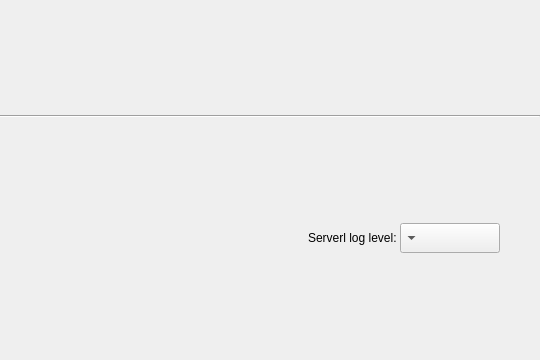
Old version of the form PlusApp/PlusServerLauncher/PlusServerLauncherMainWindow.ui in the repository PlusToolkit/PlusApp.
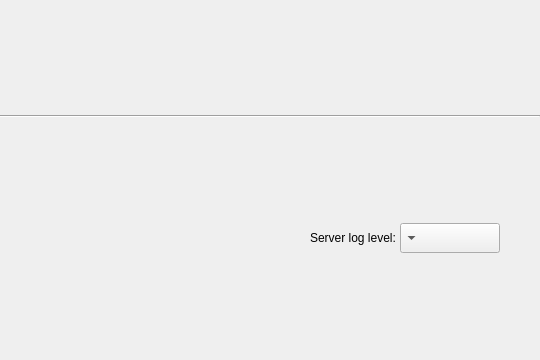
New version of the form. Icons and pictures are not drawn.

Commit message: re #1089: Improved configuration selector layout for Qt5 and HiDPI displays

Patch:
```diff
--- a/PlusApp/PlusServerLauncher/PlusServerLauncherMainWindow.ui
+++ b/PlusApp/PlusServerLauncher/PlusServerLauncherMainWindow.ui
@@ -143,7 +143,7 @@
           </size>
          </property>
          <property name="text">
-          <string>Serverl log level: </string>
+          <string>Server log level: </string>
          </property>
         </widget>
        </item>
```
The commit also changes 2 other files.
